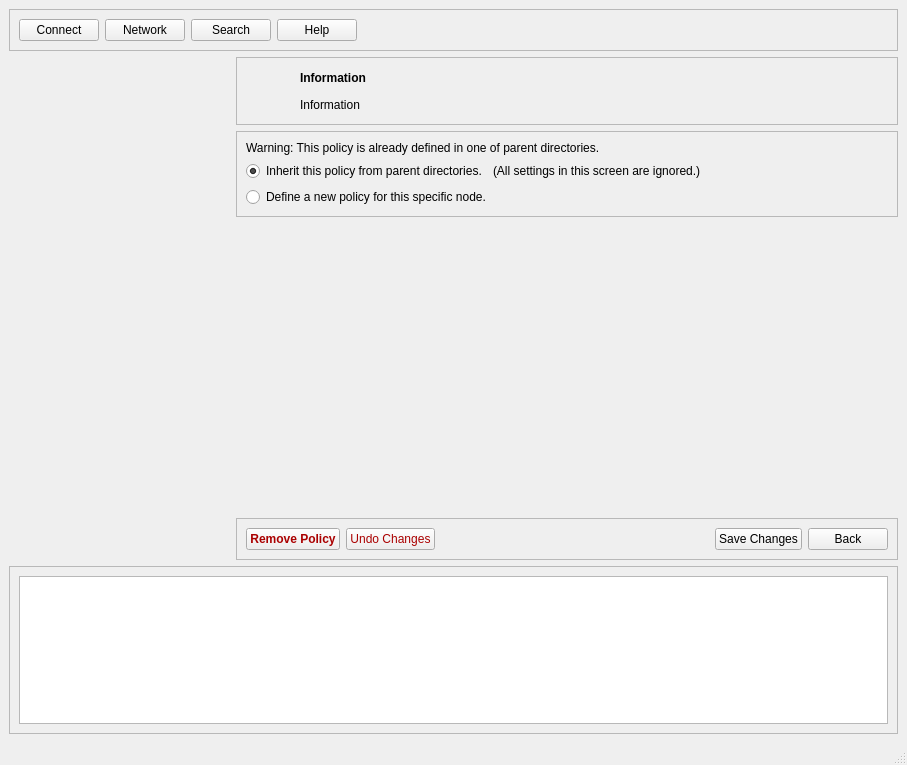
pars-linux/uludag, file 2.0/lider-newgui/lider/main.ui: the form before one commit.
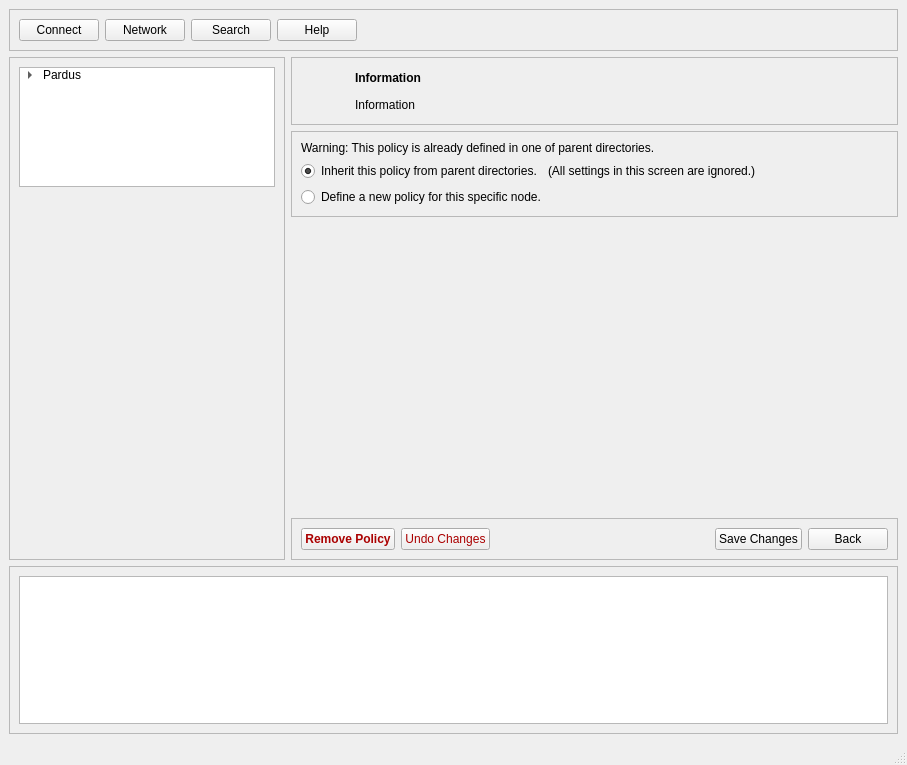
The form after the commit. The open tabs and pages were chosen to show the change. Icons and pictures are not drawn.

What changed in the file:
```diff
--- a/2.0/lider-newgui/lider/main.ui
+++ b/2.0/lider-newgui/lider/main.ui
@@ -25,6 +25,11 @@
 
 #pushNodeUndo {
 	color: #A00;
+}
+
+QStackedWidget {
+	border: 0px;
+	padding: 0px;
 }</string>
   </property>
   <widget class="QWidget" name="centralwidget">
@@ -90,6 +95,9 @@
         <verstretch>3</verstretch>
        </sizepolicy>
       </property>
+      <property name="styleSheet">
+       <string notr="true"/>
+      </property>
       <property name="currentIndex">
        <number>2</number>
       </property>
@@ -118,18 +126,66 @@
        </layout>
       </widget>
       <widget class="QWidget" name="pageNode">
-       <layout class="QGridLayout" name="gridLayout_4">
+       <layout class="QGridLayout" name="gridLayout_10">
         <property name="margin">
          <number>0</number>
         </property>
         <item row="0" column="0" rowspan="4">
-         <widget class="QStackedWidget" name="stackMiniNetwork">
-          <property name="sizePolicy">
-           <sizepolicy hsizetype="Expanding" vsizetype="Expanding">
-            <horstretch>1</horstretch>
-            <verstretch>0</verstretch>
-           </sizepolicy>
+         <widget class="QFrame" name="frame_2">
+          <property name="frameShape">
+           <enum>QFrame::StyledPanel</enum>
           </property>
+          <property name="frameShadow">
+           <enum>QFrame::Raised</enum>
+          </property>
+          <layout class="QGridLayout" name="gridLayout_4">
+           <item row="0" column="0">
+            <widget class="QTreeWidget" name="treeNetwork">
+             <property name="sizePolicy">
+              <sizepolicy hsizetype="Expanding" vsizetype="Expanding">
+               <horstretch>0</horstretch>
+               <verstretch>1</verstretch>
+              </sizepolicy>
+             </property>
+             <property name="maximumSize">
+              <size>
+               <width>16777215</width>
+               <height>120</height>
+              </size>
+             </property>
+             <property name="headerHidden">
+              <bool>true</bool>
+             </property>
+             <column>
+              <property name="text">
+               <string>Path</string>
+              </property>
+             </column>
+             <item>
+              <property name="text">
+               <string>Pardus</string>
+              </property>
+              <item>
+               <property name="text">
+                <string>Servers</string>
+               </property>
+               <item>
+                <property name="text">
+                 <string>2009 Farm</string>
+                </property>
+               </item>
+              </item>
+             </item>
+            </widget>
+           </item>
+           <item row="1" column="0">
+            <widget class="QStackedWidget" name="stackMiniNetwork">
+             <property name="currentIndex">
+              <number>-1</number>
+             </property>
+            </widget>
+           </item>
+          </layout>
          </widget>
         </item>
         <item row="0" column="1">
```
Left out of the diff: 44 changed lines with no effect on the pictures.
